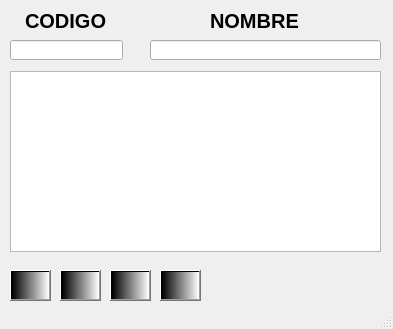
Old version of the form Inventario de almacen/ui/FrmClientes.ui in the repository CodeDrTech/DevelopPython.
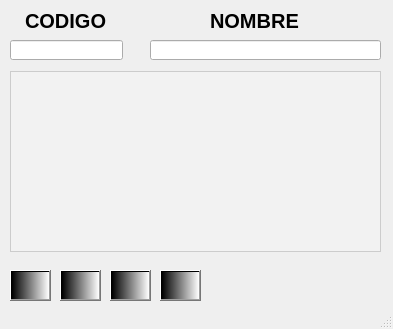
New version of the form. Icons and pictures are not drawn.

Patch:
```diff
--- a/Inventario de almacen/ui/FrmClientes.ui
+++ b/Inventario de almacen/ui/FrmClientes.ui
@@ -86,6 +86,53 @@
       <height>181</height>
      </rect>
     </property>
+    <property name="styleSheet">
+     <string notr="true">QTableView {
+    background-color: #f2f2f2;
+    border: 1px solid #cccccc;
+    selection-background-color: #3498db;
+    selection-color: #ffffff;
+}
+
+QTableView QHeaderView {
+    background-color: #d3d3d3;
+    color: #333333;
+    border: none;
+}
+
+QTableView QHeaderView::section {
+    background-color: #bbbbbb;
+    color: #333333;
+    padding: 6px;
+    border: 1px solid #cccccc;
+}
+
+QTableView QHeaderView::section:checked {
+    background-color: #3498db;
+    color: #ffffff;
+}
+
+QTableView::item {
+    padding: 6px;
+}
+
+QTableView::item:selected {
+    background-color: #3498db;
+    color: #ffffff;
+}
+
+QTableView::item:focus {
+    background-color: #3498db;
+    color: #ffffff;
+    outline: none;
+}
+
+QTableView::item:hover {
+    background-color: #d3d3d3;
+    color: #333333;
+}
+</string>
+    </property>
    </widget>
    <widget class="QPushButton" name="btnGuardar">
     <property name="geometry">
```
